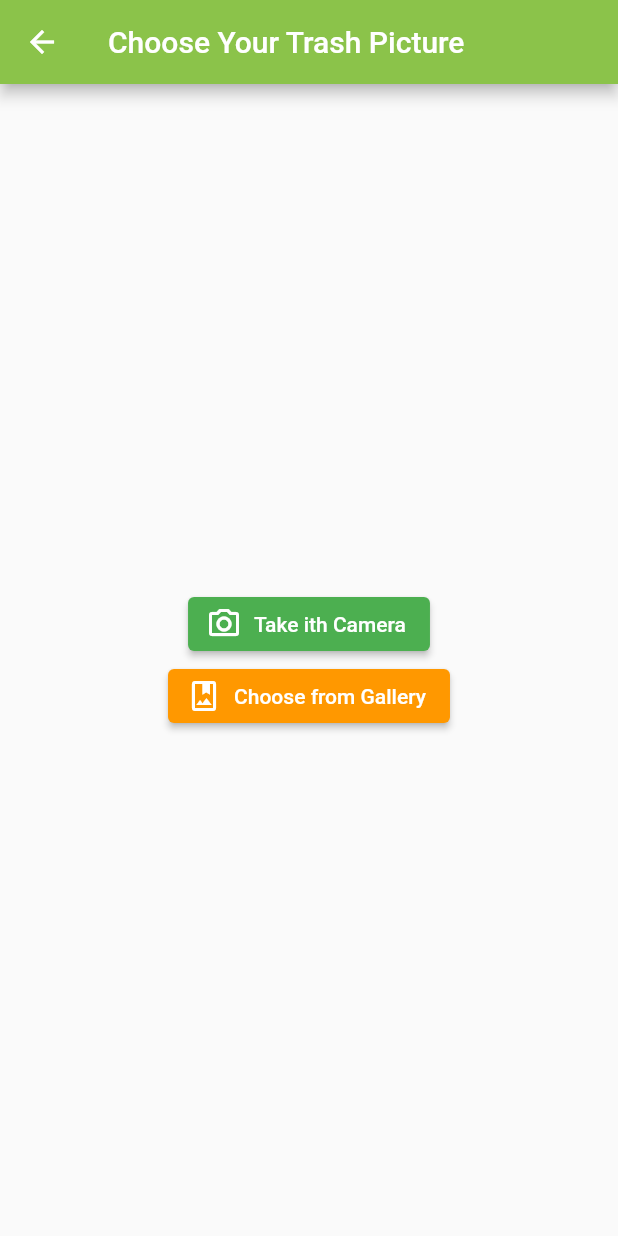
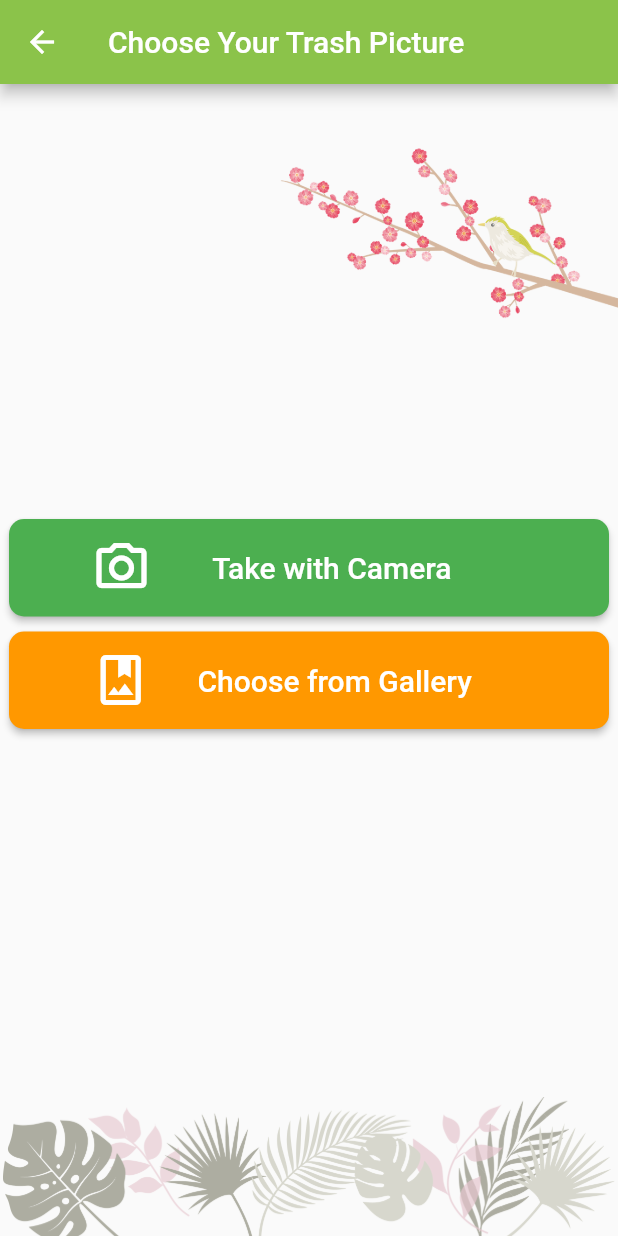
Before and after one commit to s3nmith/recycling-app, a Flutter app: the CameraScreen screen opened directly, on a phone screen of 412 x 824 dp. Run offline on Flutter 3.47's test engine with Material 2 defaults, Android fonts, the phone set to English and light mode, and no system bars; our stand-ins replace firebase_auth, firebase_core, image_picker, introduction_screen, shared_preferences; accounts and stored records are empty.

Commit message:
updated UI of "choose your trash" screen + made cards rounded
with the current code, the retake and re-select from gallery buttons overflow from the bottom when vertical pictures are selected/taken
> needs to be fixed so that button positions fluctuate depending on picture size

```diff
--- a/recycling_app/lib/camera.dart
+++ b/recycling_app/lib/camera.dart
@@ -57,28 +57,35 @@
             mainAxisAlignment: MainAxisAlignment.center,
             crossAxisAlignment: CrossAxisAlignment.center,
             children: [
-              SizedBox(),
               image != null
                   ? Column(
                       children: [
                         Padding(
                           padding: const EdgeInsets.only(
-                              top: 8.0, bottom: 30, left: 8.0, right: 8.0),
+                              top: 50, bottom: 15, left: 8.0, right: 8.0),
                           child: Image.file(image!),
                         ),
                         Column(
                           children: [
                             Padding(
-                              padding: const EdgeInsets.only(bottom: 20.0),
+                              padding: const EdgeInsets.only(bottom: 10.0),
+                              child: SizedBox(
+                                height: 75,
+                                width: 400,
                                 child: ElevatedButton.icon(
                                   icon: const Icon(
                                     Icons.analytics_outlined,
                                     color: Colors.white,
+                                    size: 50,
                                   ),
-                                label: const Text('Analyze'),
+                                  label: const Text('Analyze',style: TextStyle(fontWeight: FontWeight.w500)),
                                   style: ElevatedButton.styleFrom(
+                                    shape: RoundedRectangleBorder(
+                                      borderRadius: BorderRadius.circular(10.0)
+                                    ),
                                     primary: Colors.blue,
                                     onPrimary: Colors.white,
+                                    textStyle: const TextStyle(fontSize: 30)
                                   ),
                                   onPressed: () {
                                     print("analysis");
@@ -90,6 +97,8 @@
                                   },
                                 ),
                               ),
+                            ),
+                            SizedBox(height: 100),
                             Column(
                               mainAxisAlignment: MainAxisAlignment.center,
                               children: [
@@ -100,6 +109,9 @@
                                   ),
                                   label: const Text('Retake'),
                                   style: ElevatedButton.styleFrom(
+                                    shape: RoundedRectangleBorder(
+                                      borderRadius: BorderRadius.circular(10.0)
+                                    ),
                                     primary: Colors.green,
                                     onPrimary: Colors.white,
                                   ),
@@ -114,6 +126,9 @@
                                   ),
                                   label: const Text('Rechoose from Gallery'),
                                   style: ElevatedButton.styleFrom(
+                                    shape: RoundedRectangleBorder(
+                                      borderRadius: BorderRadius.circular(10.0)
+                                    ),
                                     primary: Colors.orange,
                                     onPrimary: Colors.white,
                                   ),
@@ -129,43 +144,88 @@
                     )
                   : Visibility(
                       child: Column(
+                        mainAxisAlignment: MainAxisAlignment.center,
                         children: [
-                          ElevatedButton.icon(
+                          SizedBox(height: 15),
+                          Align(
+                            alignment: Alignment.topRight,
+                            child: SizedBox(
+                              child: Image.asset(
+                                height: 175,
+                                'assets/images/ume.png'
+                              )
+                            ),
+                          ),
+                          SizedBox(height: 100),
+                          SizedBox(
+                            height: 65,
+                            width: 400,
+                            child: ElevatedButton.icon(
                               icon: const Icon(
                                 Icons.camera_alt_outlined,
                                 color: Colors.white,
+                                size: 40,
                               ),
-                            label: const Text('Take ith Camera'),
+                              label: const Text(
+                                '       Take with Camera',
+                                style: TextStyle(fontWeight: FontWeight.w500)
+                              ),
                               style: ElevatedButton.styleFrom(
+                                padding: EdgeInsets.only(right: 50),
                                 primary: Colors.green,
                                 onPrimary: Colors.white,
+                                //shadowColor: Colors.blue,
+                                //elevation: 2,
+                                shape: RoundedRectangleBorder(
+                                  borderRadius: BorderRadius.circular(10.0)
+                                ),
+                                textStyle: const TextStyle(fontSize: 20)
                               ),
                               onPressed: () {
                                 pickImageCam();
                               },
                             ),
-                          ElevatedButton.icon(
+                          ),
+                          SizedBox(height: 10),
+                          SizedBox(
+                            height: 65,
+                            width: 400,
+                            child: ElevatedButton.icon(
                               icon: const Icon(
                                 Icons.photo_album_outlined,
                                 color: Colors.white,
+                                size: 40,
                               ),
-                            label: const Text('Choose from Gallery'),
+                              label: const Text(
+                                '     Choose from Gallery',
+                                style: TextStyle(fontWeight: FontWeight.w500)
+                              ),
                               style: ElevatedButton.styleFrom(
+                                padding: EdgeInsets.only(right: 37),
                                 primary: Colors.orange,
                                 onPrimary: Colors.white,
+                                //shadowColor: Colors.blue,
+                                //elevation: 2,
+                                shape: RoundedRectangleBorder(
+                                  borderRadius: BorderRadius.circular(10.0)
+                                ),
+                                textStyle: const TextStyle(fontSize: 20)
                               ),
                               onPressed: () {
                                 pickImage();
                               },
                             ),
+                          ),
+                          SizedBox(height: 245),
+                          SizedBox(
+                            child: Image.asset(
+                              height: 100,
+                              'assets/images/bottomleaves.png'
+                            )
+                          )
                         ],
                       ),
                     ),
-              //* Take picture button
-              //* Pick from gallery button
-
-              //format the box below to get a size you like
-              //! Do we need this? @Lahiru (or is it for debugging?)
             ],
           ),
         ));
--- a/recycling_app/lib/homepage.dart
+++ b/recycling_app/lib/homepage.dart
@@ -99,20 +99,32 @@
 
                             return GestureDetector(
                                 child: Card(
+                                  shape: RoundedRectangleBorder(
+                                    borderRadius: BorderRadius.circular(15.0),
+                                  ),
+                                  elevation: 2,
                                   margin: const EdgeInsets.all(8),
                                   child: Stack(
                                     alignment: Alignment.center,
                                     children: [
-                                      Image.asset(
-                                        imgUrl,
-                                        width: double.infinity,
-                                        height: 100,
-                                        fit: BoxFit.cover,
+                                      Container(
+                                        child: ClipRRect(
+                                          borderRadius: BorderRadius.circular(10),
+                                          child: Image.asset(
+                                            imgUrl,
+                                            width: double.infinity,
+                                            height: 100,
+                                            fit: BoxFit.cover,
+                                          ),
+                                        ),
                                       ),
                                       Container(
                                         width: double.infinity,
                                         height: 100,
-                                        color: Colors.black.withOpacity(0.4),
+                                        decoration: BoxDecoration(
+                                          borderRadius: BorderRadius.circular(10),
+                                          color: Colors.black.withOpacity(0.4),
+                                        ),
                                       ),
                                       Text(
                                         category,
@@ -143,8 +155,8 @@
                           margin: const EdgeInsets.all(0),
                           decoration: BoxDecoration(
                             image: DecorationImage(
-                              image: NetworkImage(
-                                "https://img.freepik.com/premium-photo/leaves-twig-corner-white-background_23-2148217806.jpg?w=1800",
+                              image: AssetImage(
+                                "assets/images/leaves.png",
                               ),
                             ),
                           ),
```
Also changed, not shown: recycling_app/assets/images/bottomleaves.png (added), recycling_app/assets/images/leaves.png (added), recycling_app/assets/images/tree.png (added), recycling_app/assets/images/ume.png (added). Lines whose indentation alone changed are shown as unchanged.
